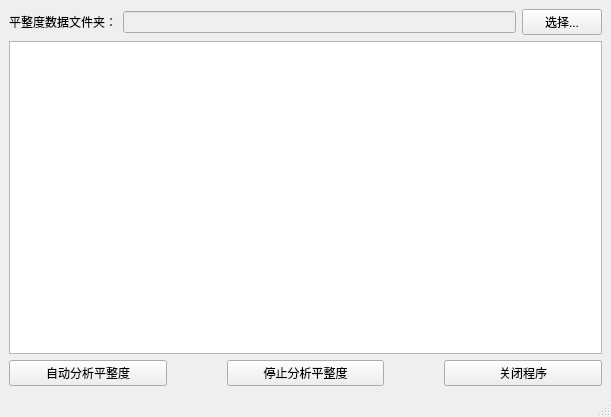
The window that MainWindow.ui (helscn/FlatScan) describes before a commit, drawn with Qt 5.
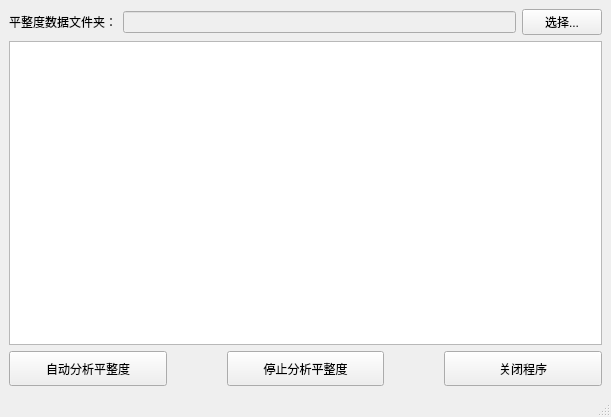
The same window after the commit.

Commit message: 调整显示界面按钮大小

What changed in the file:
```diff
--- a/MainWindow.ui
+++ b/MainWindow.ui
@@ -58,6 +58,12 @@
       </property>
       <item>
        <widget class="QPushButton" name="btnStart">
+        <property name="minimumSize">
+         <size>
+          <width>0</width>
+          <height>35</height>
+         </size>
+        </property>
         <property name="text">
          <string>自动分析平整度</string>
         </property>
@@ -65,6 +71,12 @@
       </item>
       <item>
        <widget class="QPushButton" name="btnStop">
+        <property name="minimumSize">
+         <size>
+          <width>0</width>
+          <height>35</height>
+         </size>
+        </property>
         <property name="text">
          <string>停止分析平整度</string>
         </property>
@@ -72,6 +84,12 @@
       </item>
       <item>
        <widget class="QPushButton" name="btnExit">
+        <property name="minimumSize">
+         <size>
+          <width>0</width>
+          <height>35</height>
+         </size>
+        </property>
         <property name="text">
          <string>关闭程序</string>
         </property>
```
The commit also changes 2 other files.
